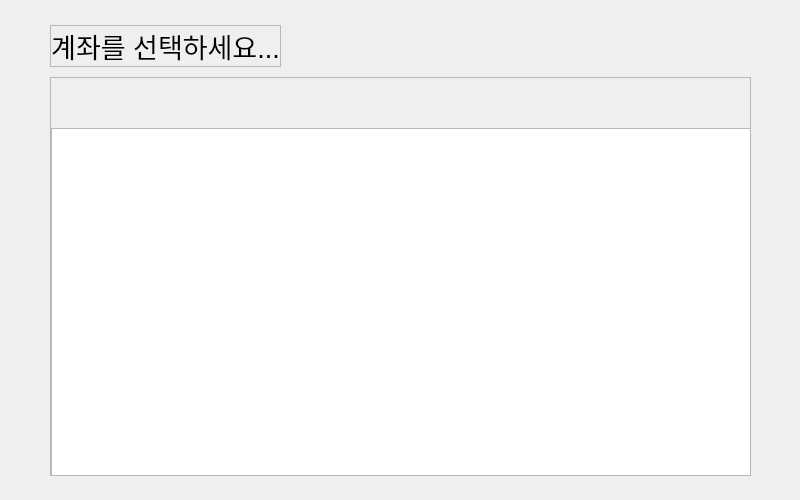
The window that ui/account-list-page.ui (Veda-Qt/project) describes before a commit, drawn with Qt 5.
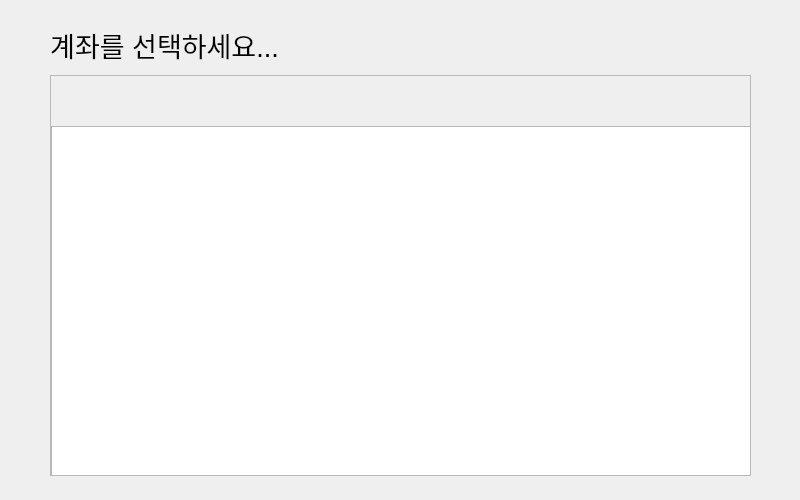
The same window after the commit. Icons and pictures are not drawn.

The edit to the form file:
```diff
--- a/ui/account-list-page.ui
+++ b/ui/account-list-page.ui
@@ -60,6 +60,12 @@
         <pointsize>20</pointsize>
        </font>
       </property>
+      <property name="styleSheet">
+       <string notr="true">QLabel {
+    border: none;
+    background: transparent;
+}</string>
+      </property>
       <property name="frameShape">
        <enum>QFrame::Shape::StyledPanel</enum>
       </property>
@@ -88,7 +94,7 @@
          <x>0</x>
          <y>0</y>
          <width>699</width>
-         <height>393</height>
+         <height>395</height>
         </rect>
        </property>
        <widget class="QListView" name="lview_acnt">
```
Left out of the diff: 2 changed lines with no effect on the pictures.
